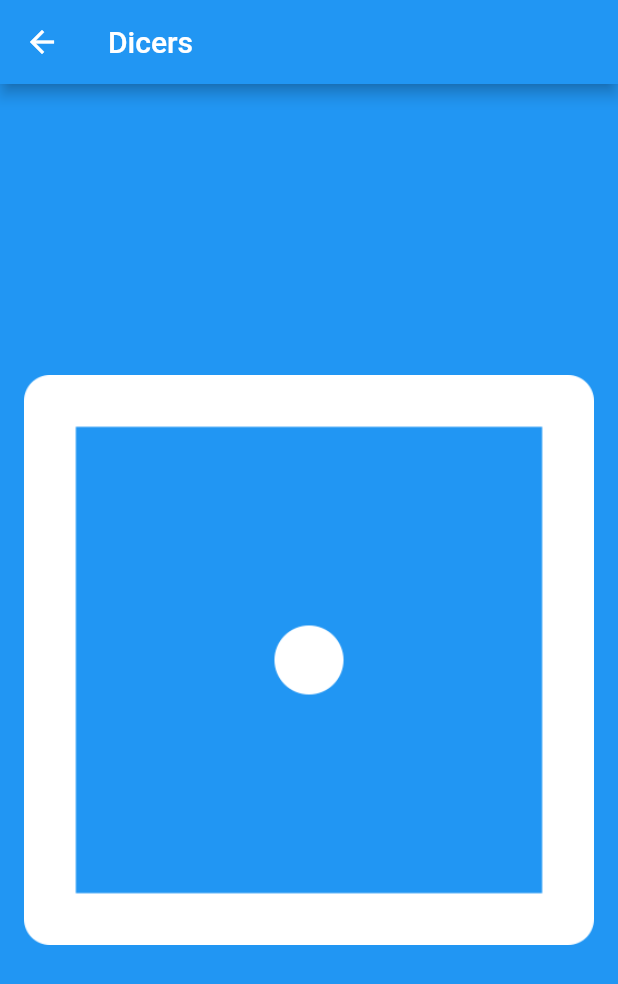
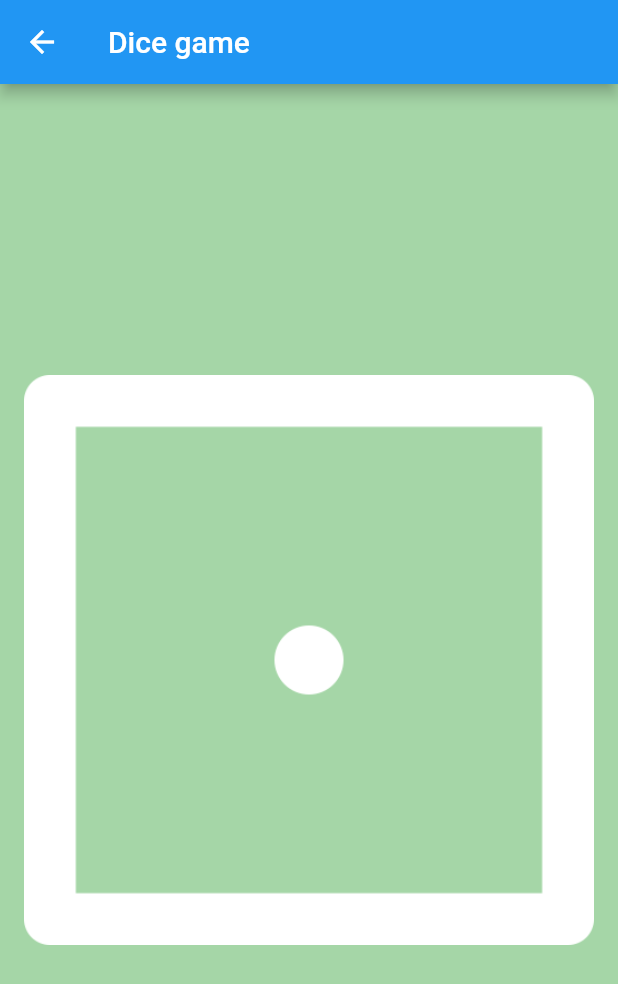
Before and after one commit to ce-akhil/dice, a Flutter app: the DicePage screen opened directly, on a phone screen of 412 x 824 dp. Shown: the top 984 px of the screen. Run offline on Flutter 3.47's test engine with Material 2 defaults, Android fonts, the light colour scheme and no system bars; our stand-ins replace get_it, google_fonts, rive; missing offline and left inert: maze, window_size.

Commit message:
Update dice.dart

```diff
--- a/lib/games/dices/dice.dart
+++ b/lib/games/dices/dice.dart
@@ -23,9 +23,9 @@ class _DicePageState extends State<DicePage> {
   Widget build(BuildContext context) {
     return Scaffold(
       appBar: AppBar(
-        title: Text('Dicers'),
+        title: Text('Dice game'),// Name of the game
       ),
-      backgroundColor: Colors.blue,
+      backgroundColor: Colors.green.shade200,
       body: Center(
         child: MaterialButton(
           onPressed: () {
```
